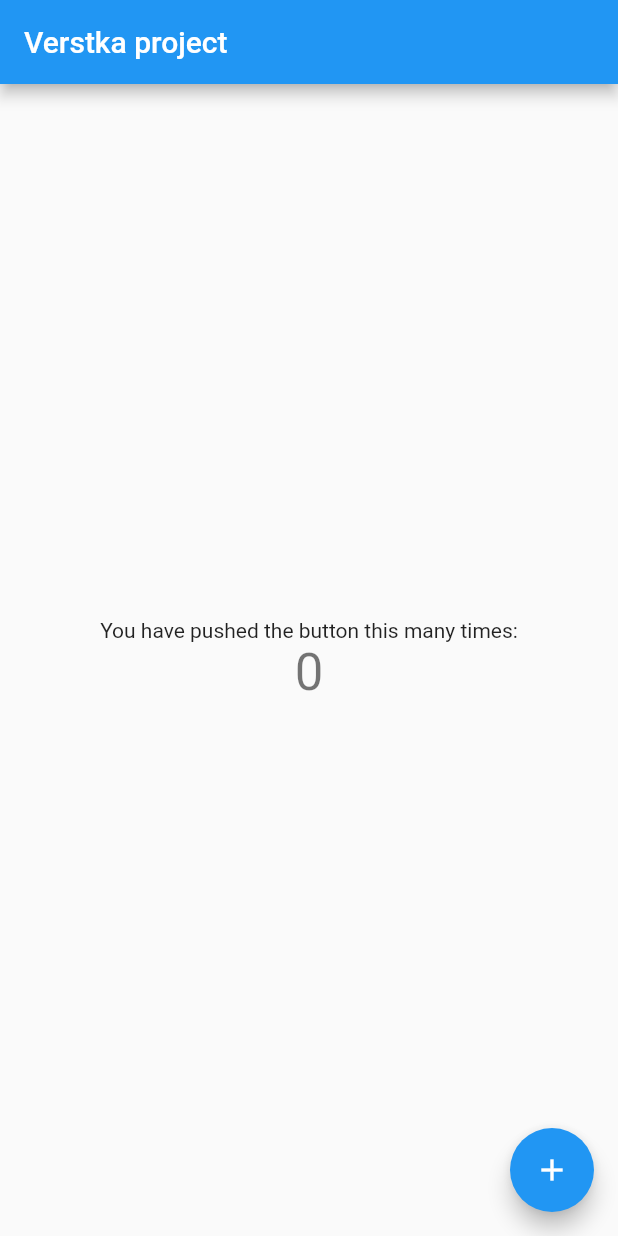
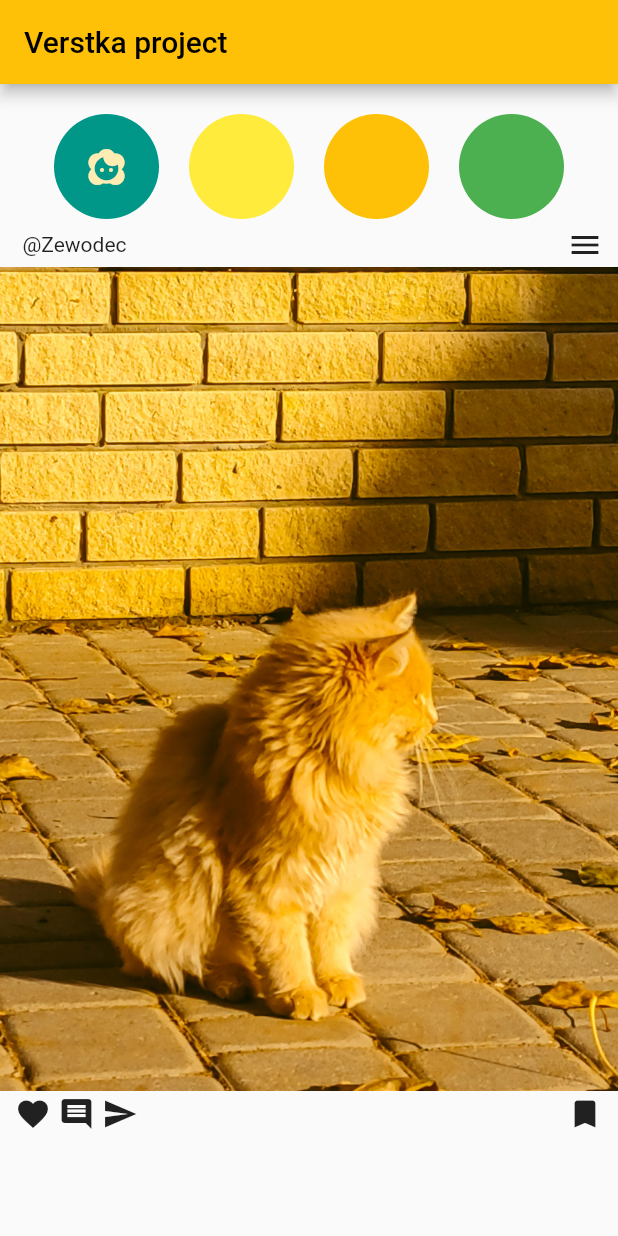
Before and after one commit to Zewodec/p3_verstka, a Flutter app: the screen it shows after launch, on a phone screen of 412 x 824 dp. Run offline on Flutter 3.47's test engine with Material 2 defaults, Android fonts, the phone set to English and light mode, and no system bars.

Commit message:
Base macket of instagram

```diff
--- a/lib/main.dart
+++ b/lib/main.dart
@@ -12,7 +12,7 @@ class MyApp extends StatelessWidget {
     return MaterialApp(
       title: 'Flutter Verstka',
       theme: ThemeData(
-        primarySwatch: Colors.blue,
+        primarySwatch: Colors.amber,
       ),
       home: const MyHomePage(title: 'Verstka project'),
     );
@@ -29,38 +29,101 @@ class MyHomePage extends StatefulWidget {
 }
 
 class _MyHomePageState extends State<MyHomePage> {
-  int _counter = 0;
-
-  void _incrementCounter() {
-    setState(() {
-      _counter++;
-    });
-  }
-
   @override
   Widget build(BuildContext context) {
     return Scaffold(
+      // backgroundColor: Colors.,  // Set Color of bg
       appBar: AppBar(
         title: Text(widget.title),
       ),
-      body: Center(
-        child: Column(
-          mainAxisAlignment: MainAxisAlignment.center,
-          children: <Widget>[
-            const Text(
-              'You have pushed the button this many times:',
+      body: Column(
+        mainAxisAlignment: MainAxisAlignment.start,
+        children: [
+          const SizedBox(
+            height: 20,
+          ),
+          Wrap(spacing: 20, children: const [
+            SizedBox(
+              width: 70,
+              height: 70,
+              child: CircleAvatar(
+                backgroundColor: Colors.teal,
+                child: Icon(Icons.face_2),
+              ),
             ),
-            Text(
-              '$_counter',
-              style: Theme.of(context).textTheme.headlineMedium,
+            SizedBox(
+              width: 70,
+              height: 70,
+              child: CircleAvatar(
+                backgroundColor: Colors.yellow,
+              ),
             ),
-          ],
-        ),
-      ),
-      floatingActionButton: FloatingActionButton(
-        onPressed: _incrementCounter,
-        tooltip: 'Increment',
-        child: const Icon(Icons.add),
+            SizedBox(
+              width: 70,
+              height: 70,
+              child: CircleAvatar(
+                backgroundColor: Colors.amber,
+              ),
+            ),
+            SizedBox(
+              width: 70,
+              height: 70,
+              child: CircleAvatar(
+                backgroundColor: Colors.green,
+              ),
+            ),
+          ]),
+          const SizedBox(
+            height: 5,
+          ),
+          Column(
+            children: [
+              Row(
+                children: const [
+                  SizedBox(
+                    width: 15,
+                  ),
+                  Text("@Zewodec"),
+                  Spacer(),
+                  Icon(Icons.menu),
+                  SizedBox(
+                    width: 10,
+                  ),
+                ],
+              ),
+              const SizedBox(
+                height: 3,
+              ),
+              Image.asset(
+                "assets/images/post_1.jpg",
+              ),
+              const SizedBox(
+                height: 3,
+              ),
+              Row(
+                children: const [
+                  SizedBox(
+                    width: 10,
+                  ),
+                  Icon(Icons.favorite),
+                  SizedBox(
+                    width: 5,
+                  ),
+                  Icon(Icons.comment),
+                  SizedBox(
+                    width: 5,
+                  ),
+                  Icon(Icons.send),
+                  Spacer(),
+                  Icon(Icons.bookmark),
+                  SizedBox(
+                    width: 10,
+                  ),
+                ],
+              ),
+            ],
+          ),
+        ],
       ),
     );
   }
--- a/pubspec.yaml
+++ b/pubspec.yaml
@@ -59,7 +59,8 @@ flutter:
   uses-material-design: true
 
   # To add assets to your application, add an assets section, like this:
-  # assets:
+  assets:
+    - assets/images/
   #   - images/a_dot_burr.jpeg
   #   - images/a_dot_ham.jpeg
 
```
Also changed, not shown: assets/images/post_1.jpg (added), assets/images/post_2.jpg (added).
